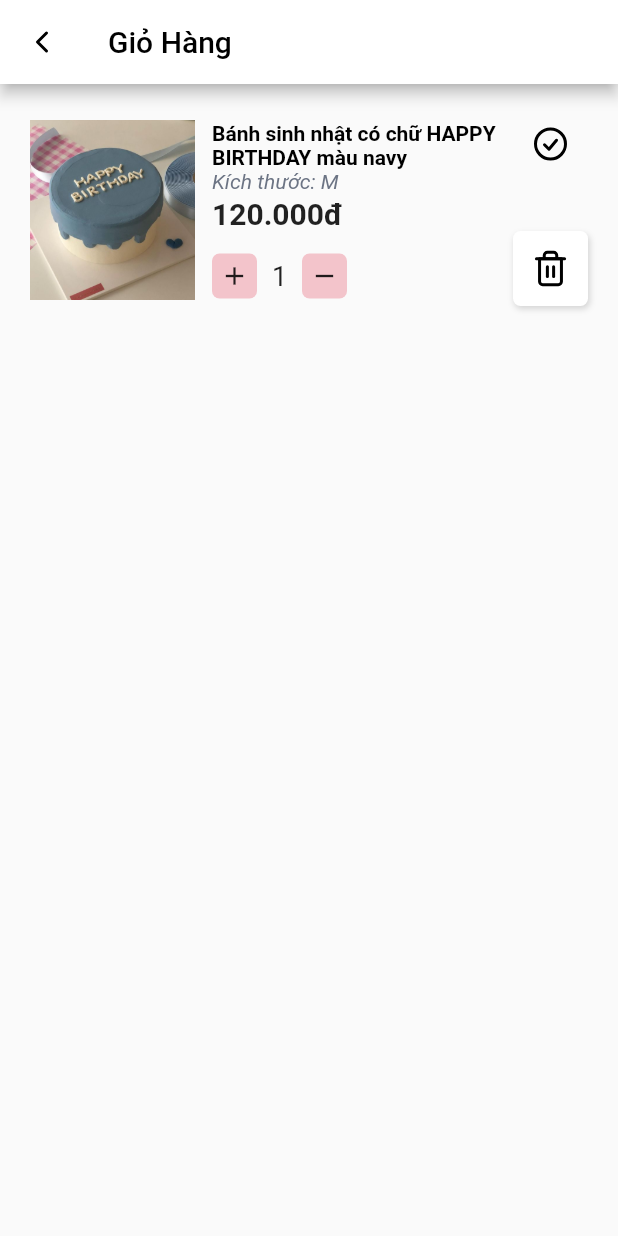
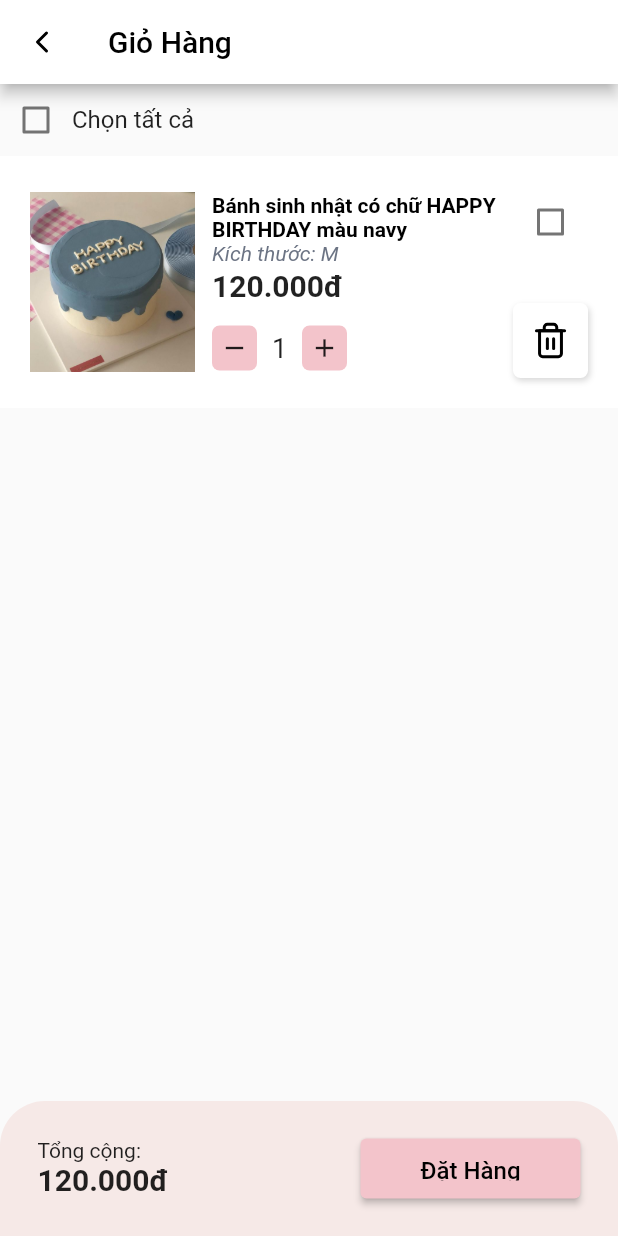
Before and after one commit to chammthanh/DOAN_ANDROID, a Flutter app: the GioHang screen opened by its route, on a phone screen of 412 x 824 dp. Run offline on Flutter 3.47's test engine with Material 2 defaults, Android fonts, the phone set to English and light mode, and no system bars; our stand-ins replace flutter_svg.

Commit message:
xong trang gio hang

```diff
--- a/lib/constraint.dart
+++ b/lib/constraint.dart
@@ -11,4 +11,5 @@ const appBarColor = Colors.white;
 const shadowColor = Color.fromRGBO(0, 0, 0, 0.15);
 const inputTextColor = Color.fromRGBO(196, 196, 196, 1);
 const bottombar = Colors.white;
+const dhColor = Color.fromRGBO(246, 233, 231, 1);
 const textsize = 20.0;
--- a/lib/screens/giohang/components/body.dart
+++ b/lib/screens/giohang/components/body.dart
@@ -0,0 +1,37 @@
+import 'package:doan_cake/constraint.dart';
+import 'package:doan_cake/screens/giohang/components/checkbox.dart';
+import 'package:doan_cake/screens/giohang/components/item.dart';
+import 'package:flutter/material.dart';
+
+class BodyGioHang extends StatefulWidget {
+  const BodyGioHang({Key? key}) : super(key: key);
+  @override
+  _BodyGioHangState createState() => _BodyGioHangState();
+}
+
+class _BodyGioHangState extends State<BodyGioHang> {
+  @override
+  Widget build(BuildContext context) {
+    return Column(
+      children: [
+        SingleChildScrollView(
+          scrollDirection: Axis.vertical,
+          child: Column(
+            children: [
+              Row(
+                children: const [
+                  CheckBoxGH(),
+                  Text(
+                    'Chọn tất cả',
+                    style: TextStyle(fontSize: textsize - 4),
+                  )
+                ],
+              ),
+              const ItemGioHang(),
+            ],
+          ),
+        ),
+      ],
+    );
+  }
+}
--- a/lib/screens/giohang/components/checkbox.dart
+++ b/lib/screens/giohang/components/checkbox.dart
@@ -1,19 +1,24 @@
+import 'package:doan_cake/constraint.dart';
 import 'package:flutter/material.dart';
 import 'package:flutter_svg/flutter_svg.dart';
 
-class CheckBox extends StatefulWidget {
-  const CheckBox({Key? key}) : super(key: key);
+class CheckBoxGH extends StatefulWidget {
+  const CheckBoxGH({Key? key}) : super(key: key);
   @override
-  _CheckBoxState createState() => _CheckBoxState();
+  _CheckBoxGHState createState() => _CheckBoxGHState();
 }
 
-class _CheckBoxState extends State<CheckBox> {
+class _CheckBoxGHState extends State<CheckBoxGH> {
+  bool isChecked = false;
   @override
   Widget build(BuildContext context) {
-    return IconButton(
-      alignment: Alignment.topCenter,
-      onPressed: () {},
-      icon: SvgPicture.asset("assets/icons/circle-check.svg"),
-    );
+    return Checkbox(
+        value: isChecked,
+        activeColor: priColor,
+        onChanged: (bool? value) {
+          setState(() {
+            isChecked = value!;
+          });
+        });
   }
 }
--- /dev/null
+++ b/lib/screens/giohang/components/dathangbar.dart
@@ -0,0 +1,54 @@
+import 'package:doan_cake/constraint.dart';
+import 'package:flutter/material.dart';
+import 'package:flutter/widgets.dart';
+
+class DatHangBar extends StatefulWidget {
+  const DatHangBar({Key? key}) : super(key: key);
+  @override
+  _DatHangBarState createState() => _DatHangBarState();
+}
+
+class _DatHangBarState extends State<DatHangBar> {
+  @override
+  Widget build(BuildContext context) {
+    return Container(
+      padding: const EdgeInsets.all(25),
+      width: double.maxFinite,
+      height: 90,
+      decoration: const BoxDecoration(
+        borderRadius: BorderRadius.only(
+            topLeft: Radius.circular(30), topRight: Radius.circular(30)),
+        color: dhColor,
+      ),
+      child: Row(
+        mainAxisAlignment: MainAxisAlignment.spaceBetween,
+        children: [
+          Column(
+            crossAxisAlignment: CrossAxisAlignment.start,
+            children: const [
+              Text("Tổng cộng:"),
+              Text(
+                "120.000đ",
+                style:
+                    TextStyle(fontWeight: FontWeight.bold, fontSize: textsize),
+              ),
+            ],
+          ),
+          ElevatedButton(
+            onPressed: () {},
+            child: const Text(
+              "Đặt Hàng",
+              style: TextStyle(fontSize: textsize - 4, color: textColor),
+            ),
+            style: ButtonStyle(
+              padding: MaterialStateProperty.all(
+                const EdgeInsets.only(left: 40, top: 12, right: 40, bottom: 12),
+              ),
+              backgroundColor: MaterialStateProperty.all(btnColor),
+            ),
+          )
+        ],
+      ),
+    );
+  }
+}
--- /dev/null
+++ b/lib/screens/giohang/components/item.dart
@@ -0,0 +1,42 @@
+import 'package:doan_cake/screens/giohang/components/checkbox.dart';
+import 'package:doan_cake/screens/giohang/components/text.dart';
+import 'package:doan_cake/screens/giohang/components/xoabutton.dart';
+import 'package:flutter/material.dart';
+
+class ItemGioHang extends StatefulWidget {
+  const ItemGioHang({Key? key}) : super(key: key);
+  @override
+  _ItemGioHangState createState() => _ItemGioHangState();
+}
+
+class _ItemGioHangState extends State<ItemGioHang> {
+  @override
+  Widget build(BuildContext context) {
+    return Container(
+      color: Colors.white,
+      margin: const EdgeInsets.only(bottom: 12),
+      padding: const EdgeInsets.all(20),
+      child: Row(
+        mainAxisAlignment: MainAxisAlignment.spaceBetween,
+        children: [
+          Image.asset(
+            "assets/images/product1.png",
+            width: 110,
+            height: 120,
+            fit: BoxFit.fitWidth,
+          ),
+          const SizedBox(width: 10),
+          const TextGioHang(),
+          Column(
+            mainAxisAlignment: MainAxisAlignment.spaceBetween,
+            children: const [
+              CheckBoxGH(),
+              SizedBox(height: 30),
+              XoaButton(),
+            ],
+          ),
+        ],
+      ),
+    );
+  }
+}
--- a/lib/screens/giohang/components/soluong.dart
+++ b/lib/screens/giohang/components/soluong.dart
@@ -8,6 +8,23 @@ class SoLuong extends StatefulWidget {
 }
 
 class _SoLuongState extends State<SoLuong> {
+  int _counter = 1;
+  void tangSL() {
+    setState(() {
+      _counter++;
+    });
+  }
+
+  void giamSL() {
+    if (_counter <= 1) {
+      _counter = 1;
+    } else {
+      setState(() {
+        _counter--;
+      });
+    }
+  }
+
   @override
   Widget build(BuildContext context) {
     return Row(
@@ -23,9 +40,9 @@ class _SoLuongState extends State<SoLuong> {
           ),
           child: IconButton(
             padding: EdgeInsets.zero,
-            onPressed: () {},
+            onPressed: giamSL,
             icon: const Icon(
-              Icons.add,
+              Icons.remove,
               size: 20,
             ),
           ),
@@ -34,9 +51,9 @@ class _SoLuongState extends State<SoLuong> {
           alignment: Alignment.center,
           width: 30,
           height: 30,
-          child: const Text(
-            "1",
-            style: TextStyle(fontSize: textsize - 2),
+          child: Text(
+            '$_counter',
+            style: const TextStyle(fontSize: textsize - 2),
           ),
         ),
         Container(
@@ -50,9 +67,9 @@ class _SoLuongState extends State<SoLuong> {
           ),
           child: IconButton(
             padding: EdgeInsets.zero,
-            onPressed: () {},
+            onPressed: tangSL,
             icon: const Icon(
-              Icons.remove,
+              Icons.add,
               size: 20,
             ),
           ),
--- a/lib/screens/giohang/giohang.dart
+++ b/lib/screens/giohang/giohang.dart
@@ -1,7 +1,6 @@
 import 'package:doan_cake/constraint.dart';
-import 'package:doan_cake/screens/giohang/components/checkbox.dart';
-import 'package:doan_cake/screens/giohang/components/text.dart';
-import 'package:doan_cake/screens/giohang/components/xoabutton.dart';
+import 'package:doan_cake/screens/giohang/components/body.dart';
+import 'package:doan_cake/screens/giohang/components/dathangbar.dart';
 import 'package:flutter/cupertino.dart';
 import 'package:flutter/material.dart';
 import 'package:flutter/painting.dart';
@@ -29,40 +28,22 @@ class _GioHangState extends State<GioHang> {
             style: TextStyle(color: textColor),
           ),
         ),
-      body: SingleChildScrollView(
+        body: Column(
+          children: [
+            SingleChildScrollView(
               scrollDirection: Axis.vertical,
-        child: Padding(
-          padding: const EdgeInsets.only(left: 20, top: 20, right: 20),
               child: Column(
-            mainAxisAlignment: MainAxisAlignment.end,
-            mainAxisSize: MainAxisSize.max,
-            crossAxisAlignment: CrossAxisAlignment.center,
-            children: [
-              Row(
-                mainAxisAlignment: MainAxisAlignment.spaceBetween,
-                children: [
-                  Image.asset(
-                    "assets/images/product1.png",
-                    width: 110,
-                    height: 120,
-                    fit: BoxFit.fitWidth,
+                children: const [
+                  BodyGioHang(),
+                ],
               ),
-                  const SizedBox(width: 10),
-                  const TextGioHang(),
-                  Column(
-                    mainAxisAlignment: MainAxisAlignment.spaceBetween,
-                    children: const [
-                      CheckBox(),
-                      SizedBox(height: 30),
-                      XoaButton(),
-                    ],
             ),
           ],
         ),
-            ],
-          ),
-        ),
-      ),
-    );
+        bottomNavigationBar: const BottomAppBar(
+          color: Colors.transparent,
+          elevation: 0,
+          child: DatHangBar(),
+        ));
   }
 }
```
Lines whose indentation alone changed are shown as unchanged.
